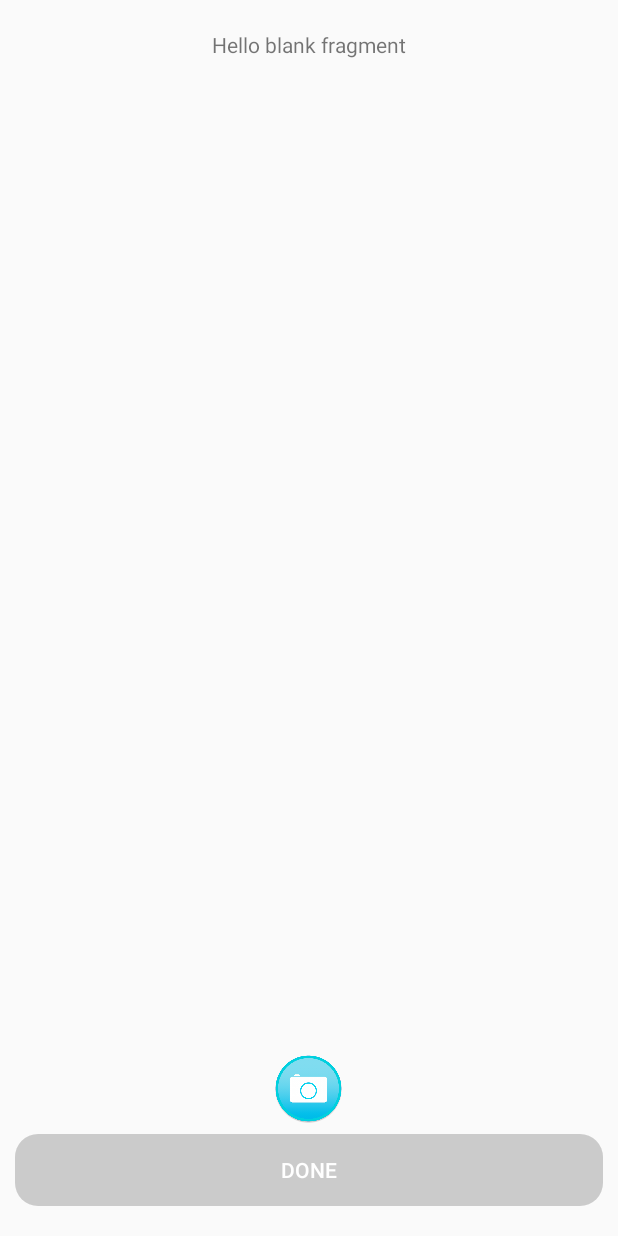
After one commit to aasha/ChildConnect, an Android app: the layout fragment_subjective.xml on its own in the app's theme, with its tools: preview values and no code run, on a phone screen of 412 x 824 dp. The commit adds this screen. Run offline under Robolectric (Android 15) with nearby library versions, the phone set to English and light mode, and no system bars.

Commit message:
Added subjective activity

```diff
--- a/ChildConnect/app/src/main/AndroidManifest.xml
+++ b/ChildConnect/app/src/main/AndroidManifest.xml
@@ -4,6 +4,9 @@
     package="com.acubeapps.childconnect">
 
     <uses-permission android:name="android.permission.INTERNET" />
+    <uses-permission android:name="android.permission.CAMERA" />
+    <uses-feature android:name="android.hardware.camera" />
+    <uses-permission android:name="android.permission.WRITE_EXTERNAL_STORAGE" />
     <uses-permission
         android:name="android.permission.PACKAGE_USAGE_STATS"
         tools:ignore="ProtectedPermissions" />
--- a/ChildConnect/app/src/main/java/com/acubeapps/childconnect/SignInActivity.java
+++ b/ChildConnect/app/src/main/java/com/acubeapps/childconnect/SignInActivity.java
@@ -12,9 +12,12 @@ import android.widget.EditText;
 import android.widget.Toast;
 
 import com.acubeapps.childconnect.events.ChildRegisteredEvent;
+import com.acubeapps.childconnect.events.ShowTaskScreenEvent;
 import com.acubeapps.childconnect.model.ChildRegisterResponse;
 import com.acubeapps.childconnect.network.NetworkInterface;
 import com.acubeapps.childconnect.network.NetworkResponse;
+import com.acubeapps.childconnect.task.ProblemActivity;
+import com.acubeapps.childconnect.task.WaitTimerActivity;
 import com.google.android.gms.auth.api.Auth;
 import com.google.android.gms.auth.api.signin.GoogleSignInAccount;
 import com.google.android.gms.auth.api.signin.GoogleSignInOptions;
@@ -67,7 +70,6 @@ public class SignInActivity extends AppCompatActivity implements
         setContentView(R.layout.activity_sign_in);
         Injectors.appComponent().injectSignInActivity(this);
         String childId = sharedPreferences.getString(Constants.CHILD_ID, null);
-        Log.e("AASHA", "Child " + childId);
         if (null != childId) {
             launchMainActivity();
             finish();
--- /dev/null
+++ b/ChildConnect/app/src/main/res/drawable/rounded_corner_gray.xml
@@ -0,0 +1,9 @@
+<?xml version="1.0" encoding="utf-8"?>
+<shape xmlns:android="http://schemas.android.com/apk/res/android"
+    android:shape="rectangle">
+    <solid android:color="#30000000" />
+    <corners android:bottomRightRadius="15dp"
+        android:bottomLeftRadius="15dp"
+        android:topRightRadius="15dp"
+        android:topLeftRadius="15dp"/>
+</shape>
--- /dev/null
+++ b/ChildConnect/app/src/main/res/layout/fragment_subjective.xml
@@ -0,0 +1,42 @@
+<LinearLayout xmlns:android="http://schemas.android.com/apk/res/android"
+    xmlns:tools="http://schemas.android.com/tools"
+    android:layout_width="match_parent"
+    android:layout_height="match_parent"
+    android:orientation="vertical"
+    tools:context="com.acubeapps.childconnect.task.McqFragment">
+
+    <TextView
+        android:layout_width="wrap_content"
+        android:layout_height="wrap_content"
+        android:layout_gravity="center_horizontal"
+        android:id="@+id/txt_question"
+        android:layout_marginTop="20dp"
+        android:layout_marginBottom="10dp"
+        android:text="@string/hello_blank_fragment" />
+    <FrameLayout
+        android:id="@+id/camera_preview"
+        android:layout_width="fill_parent"
+        android:layout_height="fill_parent"
+        android:layout_weight="1"
+        />
+    <ImageView
+        android:layout_width="50dp"
+        android:layout_height="50dp"
+        android:layout_gravity="center"
+        android:layout_margin="5dp"
+        android:id="@+id/img_capture"
+        android:background="@drawable/camera"/>
+    <Button
+        android:layout_width="match_parent"
+        android:layout_height="wrap_content"
+        android:layout_gravity="center"
+        android:layout_marginBottom="20dp"
+        android:layout_marginLeft="10dp"
+        android:layout_marginRight="10dp"
+        android:enabled="false"
+        android:id="@+id/btn_done"
+        android:textColor="#FFF"
+        android:text="Done"
+        android:background="@drawable/rounded_corner_gray"/>
+
+</LinearLayout>
```
Also changed, not shown: ChildConnect/app/src/main/java/com/acubeapps/childconnect/task/CameraPreview.java (added, +78 -0 lines), ChildConnect/app/src/main/java/com/acubeapps/childconnect/task/McqFragment.java (+12 -1 lines), ChildConnect/app/src/main/java/com/acubeapps/childconnect/task/ProblemActivity.java (+17 -4 lines), ChildConnect/app/src/main/java/com/acubeapps/childconnect/task/SubjectiveFragment.java (+170 -52 lines), ChildConnect/app/src/main/res/layout/fragment_fragment_subjective.xml (deleted, +0 -13 lines), ChildConnect/app/src/main/res/drawable/camera.png (added), ChildConnect/app/src/main/res/drawable/retake.png (added).
